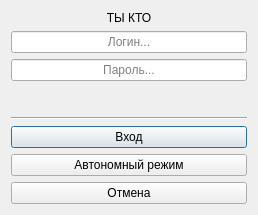
Old version of the form Client/authorization.ui in the repository queueuee/CollabSpace.
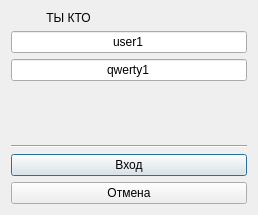
New version of the form.

Diff of the .ui file:
```diff
--- a/Client/authorization.ui
+++ b/Client/authorization.ui
@@ -13,35 +13,29 @@
   <property name="windowTitle">
    <string>Dialog</string>
   </property>
-  <layout class="QVBoxLayout" name="verticalLayout">
-   <item>
-    <widget class="QLabel" name="label">
-     <property name="text">
-      <string>ТЫ КТО</string>
+  <layout class="QGridLayout" name="gridLayout">
+   <item row="4" column="0" colspan="2">
+    <widget class="Line" name="line">
+     <property name="orientation">
+      <enum>Qt::Horizontal</enum>
      </property>
-     <property name="alignment">
-      <set>Qt::AlignCenter</set>
-     </property>
     </widget>
    </item>
-   <item>
-    <widget class="QLineEdit" name="loginCheck">
-     <property name="inputMask">
-      <string/>
+   <item row="6" column="0" colspan="2">
+    <widget class="QPushButton" name="cancelBtn">
+     <property name="focusPolicy">
+      <enum>Qt::NoFocus</enum>
      </property>
      <property name="text">
-      <string/>
+      <string>Отмена</string>
      </property>
-     <property name="alignment">
-      <set>Qt::AlignCenter</set>
-     </property>
-     <property name="placeholderText">
-      <string>Логин...</string>
-     </property>
     </widget>
    </item>
-   <item>
+   <item row="2" column="0" colspan="2">
     <widget class="QLineEdit" name="passCheck">
+     <property name="text">
+      <string>qwerty1</string>
+     </property>
      <property name="alignment">
       <set>Qt::AlignCenter</set>
      </property>
@@ -50,7 +44,17 @@
      </property>
     </widget>
    </item>
-   <item>
+   <item row="0" column="0">
+    <widget class="QLabel" name="label">
+     <property name="text">
+      <string>ТЫ КТО</string>
+     </property>
+     <property name="alignment">
+      <set>Qt::AlignCenter</set>
+     </property>
+    </widget>
+   </item>
+   <item row="3" column="0" colspan="2">
     <spacer name="verticalSpacer">
      <property name="orientation">
       <enum>Qt::Vertical</enum>
@@ -63,14 +67,23 @@
      </property>
     </spacer>
    </item>
-   <item>
-    <widget class="Line" name="line">
-     <property name="orientation">
-      <enum>Qt::Horizontal</enum>
+   <item row="1" column="0" colspan="2">
+    <widget class="QLineEdit" name="loginCheck">
+     <property name="inputMask">
+      <string/>
+     </property>
+     <property name="text">
+      <string>user1</string>
+     </property>
+     <property name="alignment">
+      <set>Qt::AlignCenter</set>
+     </property>
+     <property name="placeholderText">
+      <string>Логин...</string>
      </property>
     </widget>
    </item>
-   <item>
+   <item row="5" column="0" colspan="2">
     <widget class="QPushButton" name="connectBtn">
      <property name="focusPolicy">
       <enum>Qt::TabFocus</enum>
@@ -80,26 +93,6 @@
      </property>
     </widget>
    </item>
-   <item>
-    <widget class="QPushButton" name="connectBtn_2">
-     <property name="focusPolicy">
-      <enum>Qt::TabFocus</enum>
-     </property>
-     <property name="text">
-      <string>Автономный режим</string>
-     </property>
-    </widget>
-   </item>
-   <item>
-    <widget class="QPushButton" name="cancelBtn">
-     <property name="focusPolicy">
-      <enum>Qt::NoFocus</enum>
-     </property>
-     <property name="text">
-      <string>Отмена</string>
-     </property>
-    </widget>
-   </item>
   </layout>
  </widget>
  <resources/>
```
